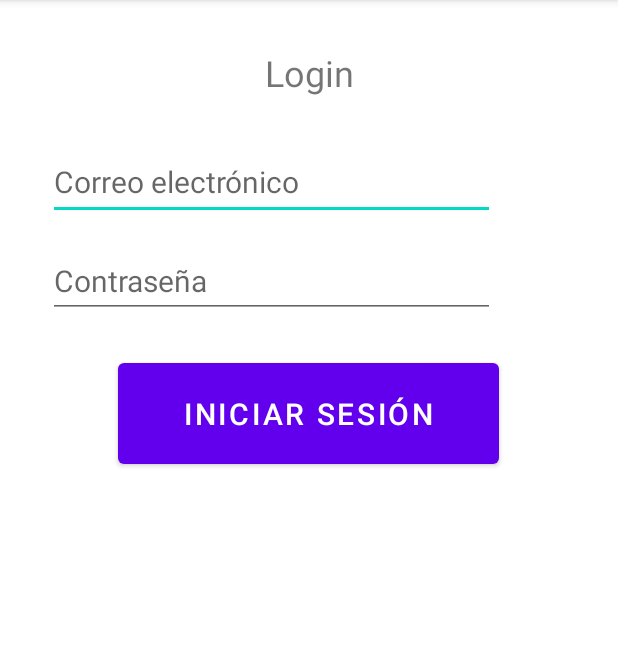
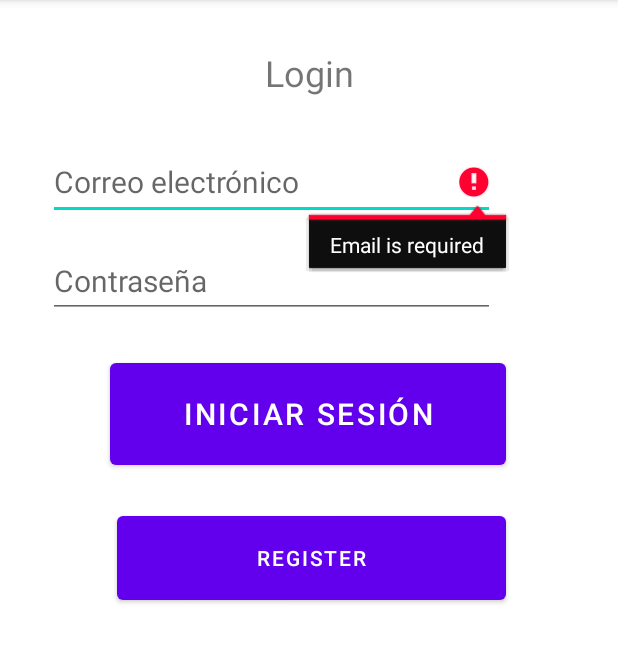
Before and after one commit to HyperionSoftware/KingdomCollector, an Android app: the screen it shows after launch (LoginActivity), after a tap on "INICIAR SESIÓN", on a phone screen of 412 x 824 dp, the part 84-747 px from its top. Run offline under Robolectric (Android 15) with nearby library versions, the light colour scheme and no system bars; our stand-ins replace Firebase (no records; nobody signed in at launch, a user with empty details on screens opened directly).

Commit message:
T2.2: Implement the actions to be Registered. Added also fix bugs login.

```diff
--- a/app/src/main/AndroidManifest.xml
+++ b/app/src/main/AndroidManifest.xml
@@ -12,7 +12,7 @@
         android:theme="@style/Theme.KingdomCollector"
         tools:targetApi="31">
         <activity
-            android:name=".views.Register"
+            android:name=".views.RegisterActivity"
             android:exported="false" />
         <activity
             android:name=".views.LoginActivity"
--- a/app/src/main/java/cat/udl/hyperion/appmobils/kingdomcollector/views/LoginActivity.java
+++ b/app/src/main/java/cat/udl/hyperion/appmobils/kingdomcollector/views/LoginActivity.java
@@ -29,8 +29,13 @@ public class LoginActivity extends AppCompatActivity {
         findViewById(R.id.btn_login).setOnClickListener(v -> login());
         // Initialize Firebase Auth
         mAuth = FirebaseAuth.getInstance();
+        findViewById(R.id.register_button1).setOnClickListener(v-> goToRegisterPage());
     }
 
+    private void goToRegisterPage(){
+        Intent intent = new Intent(this, RegisterActivity.class);
+        startActivity(intent);
+    }
     @Override
     public void onStart() {
         super.onStart();
@@ -39,8 +44,20 @@ public class LoginActivity extends AppCompatActivity {
     }
 
     private void login() {
-        String email = editText_email.getText().toString();
-        String password = editText_password.getText().toString();
+        String email = editText_email.getText().toString().trim();
+        String password = editText_password.getText().toString().trim();
+
+        if (email.isEmpty()) {
+            editText_email.setError("Email is required");
+            editText_email.requestFocus();
+            return;
+        }
+
+        if (password.isEmpty()) {
+            editText_password.setError("Password is required");
+            editText_password.requestFocus();
+            return;
+        }
 
         mAuth.signInWithEmailAndPassword(email, password)
                 .addOnCompleteListener(this, task -> {
@@ -58,6 +75,7 @@ public class LoginActivity extends AppCompatActivity {
                 });
     }
 
+
     private void reload(){
         FirebaseUser currentUser = mAuth.getCurrentUser();
         if(currentUser != null) {
--- a/app/src/main/res/layout/activity_login.xml
+++ b/app/src/main/res/layout/activity_login.xml
@@ -51,8 +51,8 @@
 
     <Button
         android:id="@+id/btn_login"
-        android:layout_width="254dp"
-        android:layout_height="79dp"
+        android:layout_width="264dp"
+        android:layout_height="80dp"
         android:layout_marginStart="32dp"
         android:layout_marginTop="24dp"
         android:layout_marginEnd="32dp"
@@ -66,4 +66,16 @@
         app:layout_constraintTop_toBottomOf="@+id/password_input"
         app:layout_constraintVertical_bias="0.0" />
 
+    <Button
+        android:id="@+id/register_button1"
+        android:layout_width="259dp"
+        android:layout_height="68dp"
+        android:text="@string/register"
+        app:layout_constraintBottom_toBottomOf="parent"
+        app:layout_constraintEnd_toEndOf="parent"
+        app:layout_constraintHorizontal_bias="0.513"
+        app:layout_constraintStart_toStartOf="parent"
+        app:layout_constraintTop_toBottomOf="@+id/btn_login"
+        app:layout_constraintVertical_bias="0.058" />
+
 </androidx.constraintlayout.widget.ConstraintLayout>
--- a/app/src/main/res/layout/activity_register.xml
+++ b/app/src/main/res/layout/activity_register.xml
@@ -5,7 +5,7 @@
     android:layout_width="match_parent"
     android:layout_height="match_parent"
     android:background="#FFFFFF"
-    tools:context=".views.Register">
+    tools:context=".views.RegisterActivity">
 
     <LinearLayout
         android:layout_width="match_parent"
--- a/app/src/main/res/values/strings.xml
+++ b/app/src/main/res/values/strings.xml
@@ -103,5 +103,6 @@
     <string name="password_hint">Contraseña</string>
     <string name="login_button">Iniciar sesión</string>
     <string name="logout">Logout</string>
+    <string name="register">Register</string>
 
 </resources>
```
Also changed, not shown: app/src/main/java/cat/udl/hyperion/appmobils/kingdomcollector/views/Register.java (deleted, +0 -16 lines), app/src/main/java/cat/udl/hyperion/appmobils/kingdomcollector/views/RegisterActivity.java (added, +98 -0 lines).
